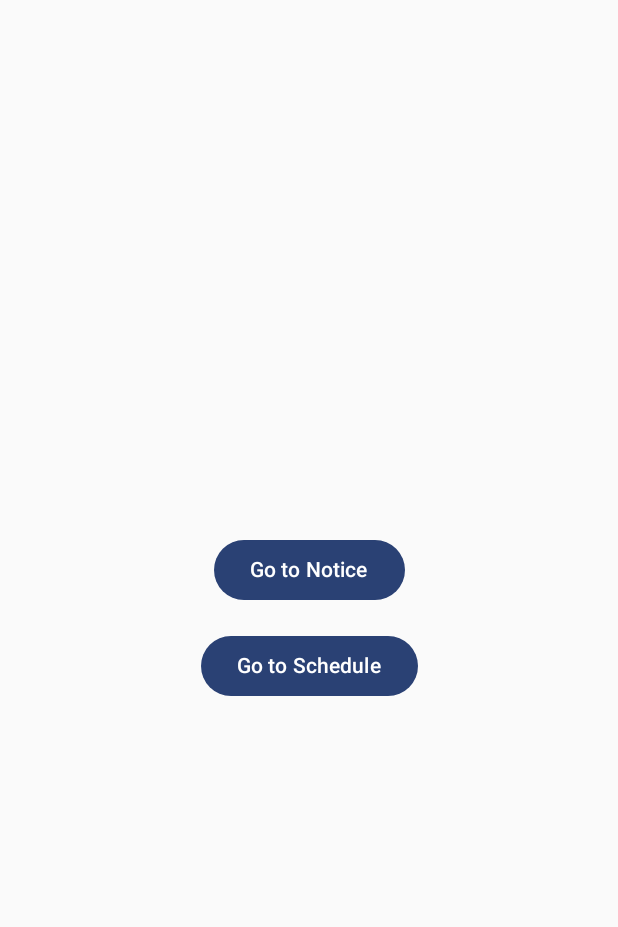
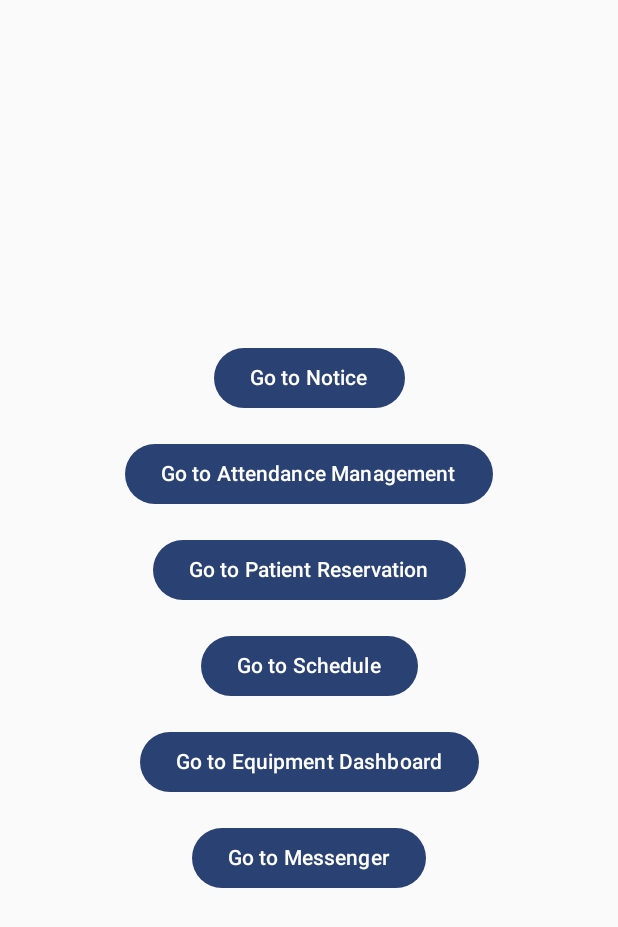
Before and after one commit to TeamRehabPro/RehabPro, an Android app built with Jetpack Compose: the screen it shows after launch (MainActivity), after a tap on "Login", on a phone screen of 412 x 824 dp. Shown: the top 927 px of the screen. Run offline under Robolectric (Android 15) with nearby library versions, the phone set to English and light mode, and no system bars.

Commit message:
6 Screen split

```diff
--- a/app/src/main/java/com/rehabilitationpro/MainActivity.kt
+++ b/app/src/main/java/com/rehabilitationpro/MainActivity.kt
@@ -3,23 +3,20 @@ package com.rehabilitationpro
 import android.os.Bundle
 import androidx.activity.ComponentActivity
 import androidx.activity.compose.setContent
-import androidx.compose.foundation.layout.Arrangement
-import androidx.compose.foundation.layout.Column
-import androidx.compose.foundation.layout.fillMaxSize
-import androidx.compose.foundation.layout.padding
-import androidx.compose.material3.Button
-import androidx.compose.material3.Text
 import androidx.compose.runtime.Composable
-import androidx.compose.ui.Alignment
-import androidx.compose.ui.Modifier
-import androidx.compose.ui.unit.dp
 import androidx.navigation.NavHostController
 import androidx.navigation.compose.NavHost
 import androidx.navigation.compose.composable
 import androidx.navigation.compose.rememberNavController
-import com.rehabilitationpro.screen.login.LoginScreen
-import com.rehabilitationpro.screen.notice.NoticeScreen
-import com.rehabilitationpro.screen.schedule.ScheduleScreen
+import com.rehabilitationpro.navigation.Screen
+import com.rehabilitationpro.screens.MainMenu
+import com.rehabilitationpro.screens.menus.attendance.AttendanceScreen
+import com.rehabilitationpro.screens.menus.dashboard.DashboardScreen
+import com.rehabilitationpro.screens.login.LoginScreen
+import com.rehabilitationpro.screens.menus.messenger.MessengerScreen
+import com.rehabilitationpro.screens.menus.notice.NoticeScreen
+import com.rehabilitationpro.screens.menus.reservation.ReservationScreen
+import com.rehabilitationpro.screens.menus.schedule.ScheduleScreen
 import com.rehabilitationpro.ui.theme.RehabPROTheme
 
 class MainActivity : ComponentActivity() {
@@ -36,33 +33,14 @@ class MainActivity : ComponentActivity() {
 
 @Composable
 fun AppNavHost(navController: NavHostController) {
-    NavHost(navController = navController, startDestination = "login") {
-        composable("login") { LoginScreen(navController) }
-
-        composable("main") { MainMenu(navController) }
-        composable("notice") { NoticeScreen(navController) }
-        composable("schedule") { ScheduleScreen(navController) }
+    NavHost(navController = navController, startDestination = Screen.Login.route) {
+        composable(Screen.Login.route) { LoginScreen(navController) }
+        composable(Screen.MainMenu.route) { MainMenu(navController) }
+        composable(Screen.Notice.route) { NoticeScreen(navController) }
+        composable(Screen.Attendance.route) { AttendanceScreen(navController) }
+        composable(Screen.Reservation.route) { ReservationScreen(navController) }
+        composable(Screen.Schedule.route) { ScheduleScreen(navController) }
+        composable(Screen.Dashboard.route) { DashboardScreen(navController) }
+        composable(Screen.Messenger.route) { MessengerScreen(navController) }
     }
 }
-
-@Composable
-fun MainMenu(navController: NavHostController) {
-    Column(
-        modifier = Modifier.fillMaxSize(),
-        verticalArrangement = Arrangement.Center,
-        horizontalAlignment = Alignment.CenterHorizontally
-    ) {
-        Button(
-            onClick = { navController.navigate("notice") },
-            modifier = Modifier.padding(8.dp)
-        ) {
-            Text(text = "Go to Notice")
-        }
-        Button(
-            onClick = { navController.navigate("schedule") },
-            modifier = Modifier.padding(8.dp)
-        ) {
-            Text(text = "Go to Schedule")
-        }
-    }
-}
--- /dev/null
+++ b/app/src/main/java/com/rehabilitationpro/navigation/Screen.kt
@@ -0,0 +1,12 @@
+package com.rehabilitationpro.navigation
+
+sealed class Screen(val route: String) {
+    object Login : Screen("login")
+    object MainMenu : Screen("menu")
+    object Notice : Screen("notice")
+    object Attendance : Screen("attendance")
+    object Reservation : Screen("reservation")
+    object Schedule : Screen("schedule")
+    object Dashboard : Screen("dashboard")
+    object Messenger : Screen("messenger")
+}
--- /dev/null
+++ b/app/src/main/java/com/rehabilitationpro/screens/MenuScreen.kt
@@ -0,0 +1,66 @@
+package com.rehabilitationpro.screens
+
+import androidx.compose.foundation.layout.Arrangement
+import androidx.compose.foundation.layout.Column
+import androidx.compose.foundation.layout.fillMaxSize
+import androidx.compose.foundation.layout.padding
+import androidx.compose.material3.Button
+import androidx.compose.material3.Text
+import androidx.compose.runtime.Composable
+import androidx.compose.ui.Alignment
+import androidx.compose.ui.Modifier
+import androidx.compose.ui.unit.dp
+import androidx.navigation.NavHostController
+import com.rehabilitationpro.navigation.Screen
+
+@Composable
+fun MainMenu(navController: NavHostController) {
+    Column(
+        modifier = Modifier.fillMaxSize(),
+        verticalArrangement = Arrangement.Center,
+        horizontalAlignment = Alignment.CenterHorizontally
+    ) {
+        // 1: 공지사항 페이지
+        Button(
+            onClick = { navController.navigate(Screen.Notice.route) },
+            modifier = Modifier.padding(8.dp)
+        ) {
+            Text(text = "Go to Notice")
+        }
+        // 2: 근태 확인 페이지
+        Button(
+            onClick = { navController.navigate(Screen.Attendance.route) },
+            modifier = Modifier.padding(8.dp)
+        ) {
+            Text(text = "Go to Attendance Management")
+        }
+        // 3: 환자 예약 관리
+        Button(
+            onClick = { navController.navigate(Screen.Reservation.route) },
+            modifier = Modifier.padding(8.dp)
+        ) {
+            Text(text = "Go to Patient Reservation")
+        }
+        // 4: 병원 일정 페이지
+        Button(
+            onClick = { navController.navigate(Screen.Schedule.route) },
+            modifier = Modifier.padding(8.dp)
+        ) {
+            Text(text = "Go to Schedule")
+        }
+        // 5: 병상, 장비 현황
+        Button(
+            onClick = { navController.navigate(Screen.Dashboard.route) },
+            modifier = Modifier.padding(8.dp)
+        ) {
+            Text(text = "Go to Equipment Dashboard")
+        }
+        // 6: 원내 메신저
+        Button(
+            onClick = { navController.navigate(Screen.Messenger.route) },
+            modifier = Modifier.padding(8.dp)
+        ) {
+            Text(text = "Go to Messenger")
+        }
+    }
+}
--- /dev/null
+++ b/app/src/main/java/com/rehabilitationpro/screens/login/LoginMainScreen.kt
@@ -0,0 +1,36 @@
+package com.rehabilitationpro.screens.login
+
+import androidx.compose.foundation.layout.*
+import androidx.compose.material3.Button
+import androidx.compose.material3.Text
+import androidx.compose.runtime.Composable
+import androidx.compose.ui.Alignment
+import androidx.compose.ui.Modifier
+import androidx.compose.ui.unit.dp
+import androidx.navigation.NavHostController
+import com.rehabilitationpro.navigation.Screen
+
+@Composable
+fun LoginScreen(navController: NavHostController) {
+    // Basic login screen layout
+    Column(
+        modifier = Modifier.fillMaxSize(),
+        verticalArrangement = Arrangement.Center,
+        horizontalAlignment = Alignment.CenterHorizontally
+    ) {
+        Text(text = "Welcome to RehabPRO")
+        Spacer(modifier = Modifier.height(16.dp))
+        Button(
+            onClick = {
+                // On successful login, navigate to the main menu
+                navController.navigate(Screen.MainMenu.route) {
+                    // Pop up to the login destination and remove it from back stack
+                    popUpTo(Screen.Login.route) { inclusive = true }
+                }
+            },
+            modifier = Modifier.padding(8.dp)
+        ) {
+            Text(text = "Login")
+        }
+    }
+}
--- a/app/src/main/java/com/rehabilitationpro/screen/login/LoginActivity.kt
+++ b/app/src/main/java/com/rehabilitationpro/screens/menus/attendance/AttendanceMainScreen.kt
@@ -1,40 +1,32 @@
-package com.rehabilitationpro.screen.login
+package com.rehabilitationpro.screens.menus.attendance
 
 import androidx.compose.foundation.layout.Arrangement
 import androidx.compose.foundation.layout.Column
-import androidx.compose.foundation.layout.Spacer
 import androidx.compose.foundation.layout.fillMaxSize
-import androidx.compose.foundation.layout.height
 import androidx.compose.foundation.layout.padding
 import androidx.compose.material3.Button
+import androidx.compose.material3.MaterialTheme
 import androidx.compose.material3.Text
 import androidx.compose.runtime.Composable
 import androidx.compose.ui.Alignment
 import androidx.compose.ui.Modifier
 import androidx.compose.ui.unit.dp
 import androidx.navigation.NavHostController
+import com.rehabilitationpro.navigation.Screen
 
 @Composable
-fun LoginScreen(navController: NavHostController) {
-    // Basic login screen layout
+fun AttendanceScreen(navController: NavHostController) {
     Column(
         modifier = Modifier.fillMaxSize(),
         verticalArrangement = Arrangement.Center,
         horizontalAlignment = Alignment.CenterHorizontally
     ) {
-        Text(text = "Welcome to RehabPRO")
-        Spacer(modifier = Modifier.height(16.dp))
+        Text(text = "Attendance Screen", style = MaterialTheme.typography.bodyLarge)
         Button(
-            onClick = {
-                // On successful login, navigate to the main menu
-                navController.navigate("main") {
-                    // Pop up to the login destination and remove it from back stack
-                    popUpTo("login") { inclusive = true }
-                }
-            },
+            onClick = { navController.navigate(Screen.MainMenu.route) },
             modifier = Modifier.padding(8.dp)
         ) {
-            Text(text = "Login")
+            Text(text = "Back to Main")
         }
     }
 }
--- a/app/src/main/java/com/rehabilitationpro/screen/schedule/ScheduleActivity.kt
+++ b/app/src/main/java/com/rehabilitationpro/screens/menus/schedule/ScheduleMainScreen.kt
@@ -1,4 +1,4 @@
-package com.rehabilitationpro.screen.schedule
+package com.rehabilitationpro.screens.menus.schedule
 
 import androidx.compose.foundation.layout.*
 import androidx.compose.material3.Button
@@ -9,6 +9,7 @@ import androidx.compose.ui.Alignment
 import androidx.compose.ui.Modifier
 import androidx.compose.ui.unit.dp
 import androidx.navigation.NavHostController
+import com.rehabilitationpro.navigation.Screen
 
 @Composable
 fun ScheduleScreen(navController: NavHostController) {
@@ -19,7 +20,7 @@ fun ScheduleScreen(navController: NavHostController) {
     ) {
         Text(text = "Schedule Screen", style = MaterialTheme.typography.bodyLarge)
         Button(
-            onClick = { navController.navigate("main") },
+            onClick = { navController.navigate(Screen.MainMenu.route) },
             modifier = Modifier.padding(8.dp)
         ) {
             Text(text = "Back to Main")
```
Also changed, not shown: app/src/main/java/com/rehabilitationpro/screens/menus/dashboard/DashboardMainScreen.kt (renamed from app/src/main/java/com/rehabilitationpro/screen/notice/NoticeActivity.kt, +5 -4 lines), app/src/main/java/com/rehabilitationpro/screens/menus/messenger/MessengerMainScreen.kt (added, +29 -0 lines), app/src/main/java/com/rehabilitationpro/screens/menus/notice/NoticeMainScreen.kt (added, +29 -0 lines), app/src/main/java/com/rehabilitationpro/screens/menus/reservation/ReservationMainScreen.kt (added, +29 -0 lines).
